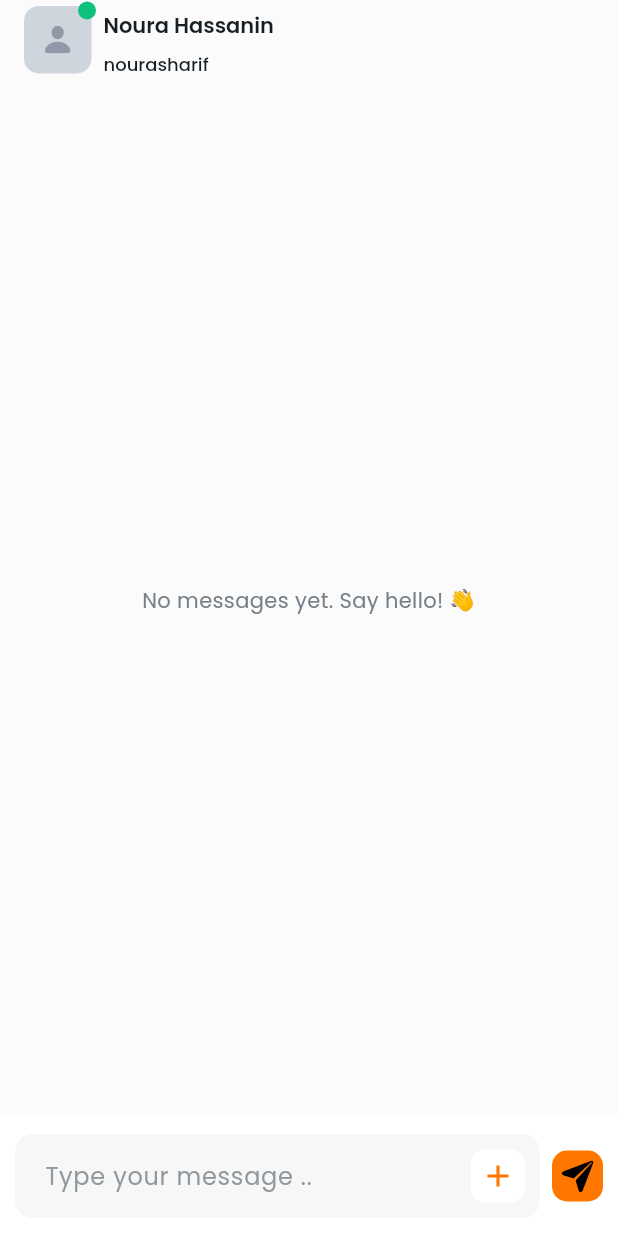
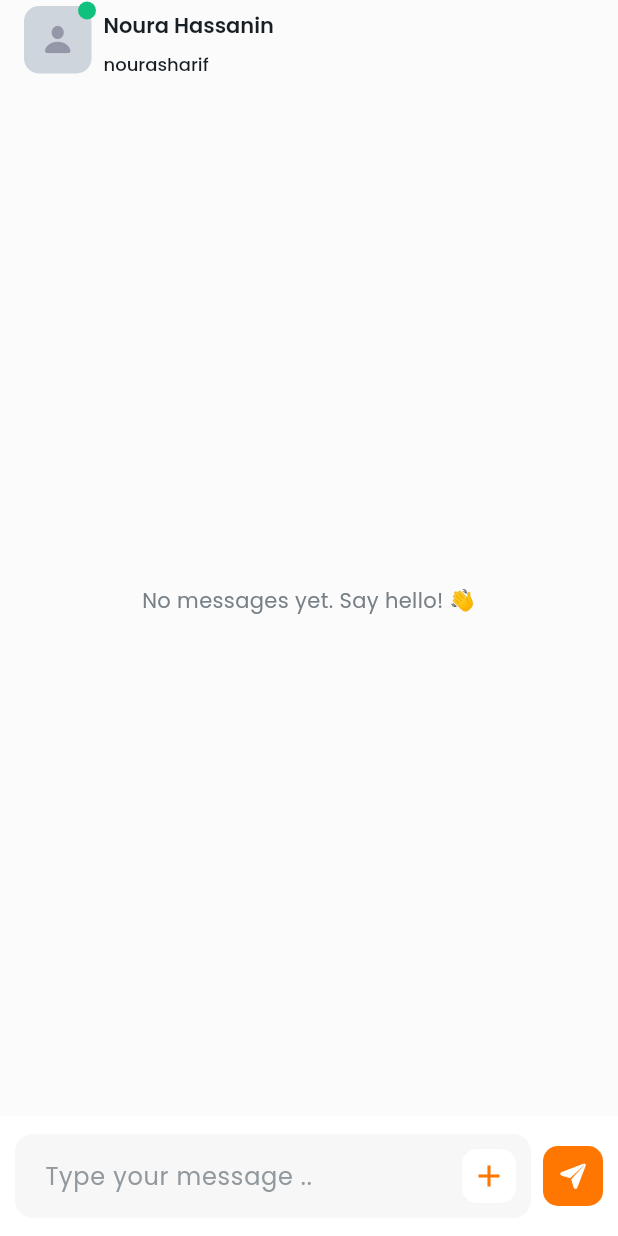
Before and after one commit to NouraSharif/social_media_app, a Flutter app: the ChatPage screen opened by its route, on a phone screen of 412 x 824 dp. Run offline on Flutter 3.47's test engine with Material 3 defaults, Android fonts, the phone set to English and light mode, and no system bars; our stand-ins replace cloud_firestore, dotted_border, equatable, file_picker, firebase_auth, firebase_core and 6 more; accounts and stored records are empty.

Commit message:
feat(chat): add image messaging with Supabase Storage

```diff
--- a/lib/core/injection_container.dart
+++ b/lib/core/injection_container.dart
@@ -12,10 +12,13 @@ import 'package:social_media_app/features/auth/domain/usecases/signup.dart';
 import 'package:social_media_app/features/auth/domain/usecases/verification.dart';
 import 'package:social_media_app/features/auth/domain/usecases/verify_reset_otp.dart';
 import 'package:social_media_app/features/auth/presentation/bloc/verification/verification_cubit.dart';
+import 'package:social_media_app/features/chat/data/datasource/chat_image_storage_data_source_impl.dart';
 import 'package:social_media_app/features/chat/data/datasource/chat_remote_data_source_impl.dart';
+import 'package:social_media_app/features/chat/data/repository/chat_image_storage_repository_impl.dart';
 import 'package:social_media_app/features/chat/data/repository/chat_repository_impl.dart';
 import 'package:social_media_app/features/chat/domain/usecases/get_messages.dart';
 import 'package:social_media_app/features/chat/domain/usecases/send_message.dart';
+import 'package:social_media_app/features/chat/domain/usecases/upload_chat_image_usecase.dart';
 import 'package:social_media_app/features/profile/data/datasource/profile_remote_data_source_impl.dart';
 import 'package:social_media_app/features/profile/data/repository/profile_repository_impl.dart';
 import 'package:social_media_app/features/profile/domain/usecase/get_profile.dart';
@@ -80,3 +83,15 @@ final chatDataSource = ChatRemoteDataSourceImpl(firestore, firebaseAuth);
 final chatRepository = ChatRepositoryImpl(chatDataSource);
 final sendMessageUseCase = SendMessageUseCase(chatRepository);
 final getMessagesUseCase = GetMessagesUseCase(chatRepository);
+final chatImageStorageDataSource = ChatImageStorageDataSourceImpl(
+  Supabase.instance.client,
+  firebaseAuth,
+);
+
+final chatImageStorageRepository = ChatImageStorageRepositoryImpl(
+  chatImageStorageDataSource,
+);
+
+final uploadChatImageUseCase = UploadChatImageUseCase(
+  chatImageStorageRepository,
+);
--- a/lib/core/routes/app_router.dart
+++ b/lib/core/routes/app_router.dart
@@ -107,6 +107,7 @@ final GoRouter appRouter = GoRouter(
         create: (context) => ChatBloc(
           sendMessageUseCase: sendMessageUseCase,
           getMessagesUseCase: getMessagesUseCase,
+          uploadChatImageUseCase: uploadChatImageUseCase,
         ),
         child: ChatPage(),
       ),
--- /dev/null
+++ b/lib/features/chat/domain/usecases/upload_chat_image_usecase.dart
@@ -0,0 +1,19 @@
+import 'dart:typed_data';
+
+import '../repository/chat_image_storage_repository.dart';
+
+class UploadChatImageUseCase {
+  final ChatImageStorageRepository _repository;
+
+  const UploadChatImageUseCase(this._repository);
+
+  Future<String> call({
+    required Uint8List imageBytes,
+    required String fileName,
+  }) {
+    return _repository.uploadChatImage(
+      imageBytes: imageBytes,
+      fileName: fileName,
+    );
+  }
+}
--- a/lib/features/chat/presentation/bloc/chat/chat_event.dart
+++ b/lib/features/chat/presentation/bloc/chat/chat_event.dart
@@ -1,3 +1,5 @@
+import 'dart:typed_data';
+
 import 'package:equatable/equatable.dart';
 import 'package:social_media_app/features/chat/domain/entities/message.dart';
 
@@ -10,10 +12,12 @@ sealed class ChatEvent extends Equatable {
 
 class SendMessage extends ChatEvent {
   final Message message;
-  const SendMessage({required this.message});
+  final Uint8List? imageBytes;
+  final String? imageName;
+  const SendMessage({required this.message, this.imageBytes, this.imageName});
 
   @override
-  List<Object?> get props => [message];
+  List<Object?> get props => [message, imageBytes, imageName];
 }
 
 class GetMessages extends ChatEvent {
--- a/lib/features/chat/presentation/bloc/chat/chat_state.dart
+++ b/lib/features/chat/presentation/bloc/chat/chat_state.dart
@@ -14,14 +14,18 @@ class ChatLoading extends ChatState {}
 
 class ChatLoaded extends ChatState {
   final List<Message> messages;
-  const ChatLoaded(this.messages);
+  final bool isSending;
+  final String? sendError;
+
+  const ChatLoaded(this.messages, {this.isSending = false, this.sendError});
 
   @override
-  List<Object?> get props => [messages];
+  List<Object?> get props => [messages, isSending, sendError];
 }
 
 class ChatFailure extends ChatState {
   final String errorMessage;
+
   const ChatFailure(this.errorMessage);
 
   @override
--- a/lib/features/chat/presentation/pages/chat_page.dart
+++ b/lib/features/chat/presentation/pages/chat_page.dart
@@ -17,31 +17,22 @@ import 'package:social_media_app/features/chat/presentation/pages/widgets/messag
 import 'package:social_media_app/features/chat/presentation/pages/widgets/message_input_bar.dart';
 
 class ChatPage extends StatefulWidget {
-  const ChatPage({
-    super.key,
-    // required this.chatId,
-    // required this.displayName,
-    // required this.username,
-    // required this.currentUser,
-    // required this.receiverId,
-    // required this.userImage,
-    // required this.isActive,
-  });
-  //final String chatId;
-  // final String displayName;
-  // final String username;
-  // final bool currentUser;
-  // final String receiverId;
-  // final String userImage;
-  // final bool isActive;
+  const ChatPage({super.key});
 
   @override
   State<ChatPage> createState() => _ChatPageState();
 }
 
 class _ChatPageState extends State<ChatPage> {
-  final messageController = TextEditingController();
+  final TextEditingController messageController = TextEditingController();
+
   Uint8List? selectedImage;
+  String? selectedImageName;
+
+  bool _awaitingSendResult = false;
+  bool _observedSending = false;
+
+  final FocusNode _messageFocusNode = FocusNode();
 
   @override
   void initState() {
@@ -52,35 +43,48 @@ class _ChatPageState extends State<ChatPage> {
   @override
   void dispose() {
     messageController.dispose();
+    _messageFocusNode.dispose();
     super.dispose();
   }
 
   void sendMessage() {
     final currentUser = FirebaseAuth.instance.currentUser;
+
     if (currentUser == null) {
       AppSnackBar.showError(context, 'Please sign in to send a message.');
       return;
     }
-    final currentUserId = currentUser.uid;
+
+    if (_awaitingSendResult) return;
 
     final text = messageController.text.trim();
-    if (text.isEmpty) return;
+
+    if (text.isEmpty && selectedImage == null) return;
+
+    _messageFocusNode.requestFocus();
+
+    _awaitingSendResult = true;
+    _observedSending = false;
 
     context.read<ChatBloc>().add(
       SendMessage(
         message: Message(
-          senderId: currentUserId,
+          senderId: currentUser.uid,
+          //receiverId: 'kIvHURWMDvOqslhmJMKXreVb8Bn2',
           receiverId: 'srAojhGTrvN3c7BQM93FQtFtkaV2',
           text: text,
           image: null,
           timestamp: DateTime.now(),
         ),
+        imageBytes: selectedImage,
+        imageName: selectedImageName,
       ),
     );
-    messageController.clear();
   }
 
   Future<void> openAttachmentBottomSheet() async {
+    if (_awaitingSendResult) return;
+
     final XFile? result = await showModalBottomSheet<XFile>(
       context: context,
       builder: (context) {
@@ -96,6 +100,47 @@ class _ChatPageState extends State<ChatPage> {
 
     setState(() {
       selectedImage = bytes;
+      selectedImageName = result.name;
+    });
+  }
+
+  void _handleChatState(ChatState state) {
+    if (state is ChatFailure) {
+      AppSnackBar.showError(context, state.errorMessage);
+      return;
+    }
+    if (state is! ChatLoaded) return;
+    if (state.isSending) {
+      _observedSending = true;
+      return;
+    }
+
+    if (!_awaitingSendResult || !_observedSending) return;
+
+    _awaitingSendResult = false;
+    _observedSending = false;
+
+    if (state.sendError != null) {
+      AppSnackBar.showError(context, state.sendError!);
+      return;
+    }
+
+    messageController.clear();
+
+    setState(() {
+      selectedImage = null;
+      selectedImageName = null;
+    });
+
+    _messageFocusNode.requestFocus();
+  }
+
+  void removeSelectedImage() {
+    if (_awaitingSendResult) return;
+
+    setState(() {
+      selectedImage = null;
+      selectedImageName = null;
     });
   }
 
@@ -112,10 +157,7 @@ class _ChatPageState extends State<ChatPage> {
       ),
       body: BlocConsumer<ChatBloc, ChatState>(
         listener: (context, state) {
-          if (state is ChatFailure) {
-            debugPrint('CHAT ERROR: ${state.errorMessage}');
-            AppSnackBar.showError(context, state.errorMessage);
-          }
+          _handleChatState(state);
         },
         builder: (context, state) => Column(
           children: [
@@ -152,7 +194,6 @@ class _ChatPageState extends State<ChatPage> {
                     )
                   : const SizedBox.expand(),
             ),
-
             Container(
               height: 80,
               color: AppColors.white,
@@ -160,7 +201,10 @@ class _ChatPageState extends State<ChatPage> {
               child: MessageInputBar(
                 controller: messageController,
                 selectedImage: selectedImage,
+                isSending: state is ChatLoaded && state.isSending,
+                focusNode: _messageFocusNode,
                 onAttachmentPressed: openAttachmentBottomSheet,
+                onRemoveImage: removeSelectedImage,
                 onSendPressed: sendMessage,
               ),
             ),
--- a/lib/features/chat/presentation/pages/widgets/message_input_bar.dart
+++ b/lib/features/chat/presentation/pages/widgets/message_input_bar.dart
@@ -11,12 +11,18 @@ class MessageInputBar extends StatelessWidget {
     required this.onAttachmentPressed,
     required this.onSendPressed,
     this.selectedImage,
+    this.isSending = false,
+    required this.focusNode,
+    this.onRemoveImage,
   });
 
   final TextEditingController controller;
   final VoidCallback onAttachmentPressed;
   final VoidCallback onSendPressed;
   final Uint8List? selectedImage;
+  final bool isSending;
+  final FocusNode focusNode;
+  final VoidCallback? onRemoveImage;
 
   @override
   Widget build(BuildContext context) {
@@ -25,30 +31,66 @@ class MessageInputBar extends StatelessWidget {
         Expanded(
           child: TextField(
             controller: controller,
+            enabled: true,
+            focusNode: focusNode,
             keyboardType: TextInputType.text,
             textInputAction: TextInputAction.send,
-            onSubmitted: (_) => onSendPressed(),
-            onEditingComplete: () {},
+            onSubmitted: (_) {
+              if (!isSending) onSendPressed();
+            },
             maxLines: null,
             minLines: 1,
             decoration: InputDecoration(
               filled: true,
               fillColor: AppColors.surfaceLight,
-
-              hintText: 'Type your message ..',
-
+              hintText: isSending
+                  ? 'Sending message...'
+                  : 'Type your message ..',
               hintStyle: const TextStyle(color: Color(0xFF91999E)),
 
               prefixIcon: selectedImage != null
                   ? Padding(
                       padding: const EdgeInsets.all(6),
-                      child: ClipRRect(
+                      child: SizedBox(
+                        width: 50,
+                        height: 50,
+                        child: Stack(
+                          clipBehavior: Clip.none,
+                          children: [
+                            ClipRRect(
                               borderRadius: BorderRadius.circular(8),
                               child: Image.memory(
                                 selectedImage!,
                                 width: 50,
                                 height: 50,
                                 fit: BoxFit.cover,
+                              ),
+                            ),
+                            Positioned(
+                              top: -5,
+                              right: -5,
+                              child: Material(
+                                color: Colors.transparent,
+                                child: InkWell(
+                                  onTap: isSending ? null : onRemoveImage,
+                                  customBorder: const CircleBorder(),
+                                  child: Container(
+                                    width: 20,
+                                    height: 20,
+                                    decoration: const BoxDecoration(
+                                      color: AppColors.iconBackground,
+                                      shape: BoxShape.circle,
+                                    ),
+                                    child: const Icon(
+                                      Icons.close,
+                                      size: 14,
+                                      color: AppColors.black,
+                                    ),
+                                  ),
+                                ),
+                              ),
+                            ),
+                          ],
                         ),
                       ),
                     )
@@ -64,26 +106,22 @@ class MessageInputBar extends StatelessWidget {
                 ),
                 child: IconButton(
                   padding: EdgeInsets.zero,
-                  onPressed: onAttachmentPressed,
+                  onPressed: isSending ? null : onAttachmentPressed,
                   icon: const Icon(Icons.add, color: AppColors.primary),
                 ),
               ),
-
               border: OutlineInputBorder(
                 borderRadius: BorderRadius.circular(12),
                 borderSide: BorderSide.none,
               ),
-
               enabledBorder: OutlineInputBorder(
                 borderRadius: BorderRadius.circular(12),
                 borderSide: BorderSide.none,
               ),
-
               focusedBorder: OutlineInputBorder(
                 borderRadius: BorderRadius.circular(12),
                 borderSide: BorderSide.none,
               ),
-
               contentPadding: const EdgeInsets.symmetric(
                 horizontal: 16,
                 vertical: 12,
@@ -91,20 +129,31 @@ class MessageInputBar extends StatelessWidget {
             ),
           ),
         ),
-
         const SizedBox(width: 8),
-
         Container(
-          height: 34,
-          width: 34,
+          height: 40,
+          width: 40,
           decoration: BoxDecoration(
             color: AppColors.primary,
             borderRadius: BorderRadius.circular(10),
           ),
           child: IconButton(
             padding: EdgeInsets.zero,
-            onPressed: onSendPressed,
-            icon: Icon(CupertinoIcons.paperplane_fill),
+            onPressed: isSending ? null : onSendPressed,
+            icon: isSending
+                ? const SizedBox(
+                    width: 18,
+                    height: 18,
+                    child: CircularProgressIndicator(
+                      strokeWidth: 2,
+                      color: Colors.white,
+                    ),
+                  )
+                : const Icon(
+                    CupertinoIcons.paperplane_fill,
+                    color: Colors.white,
+                    size: 19,
+                  ),
           ),
         ),
       ],
```
Also changed, not shown: lib/features/chat/data/datasource/chat_image_storage_data_source.dart (added, +8 -0 lines), lib/features/chat/data/datasource/chat_image_storage_data_source_impl.dart (added, +72 -0 lines), lib/features/chat/data/repository/chat_image_storage_repository_impl.dart (added, +21 -0 lines), lib/features/chat/domain/repository/chat_image_storage_repository.dart (added, +8 -0 lines), lib/features/chat/presentation/bloc/chat/chat_bloc.dart (+86 -6 lines), lib/features/chat/presentation/pages/widgets/message_bubble.dart (+18 -0 lines). Lines whose indentation alone changed are shown as unchanged.
